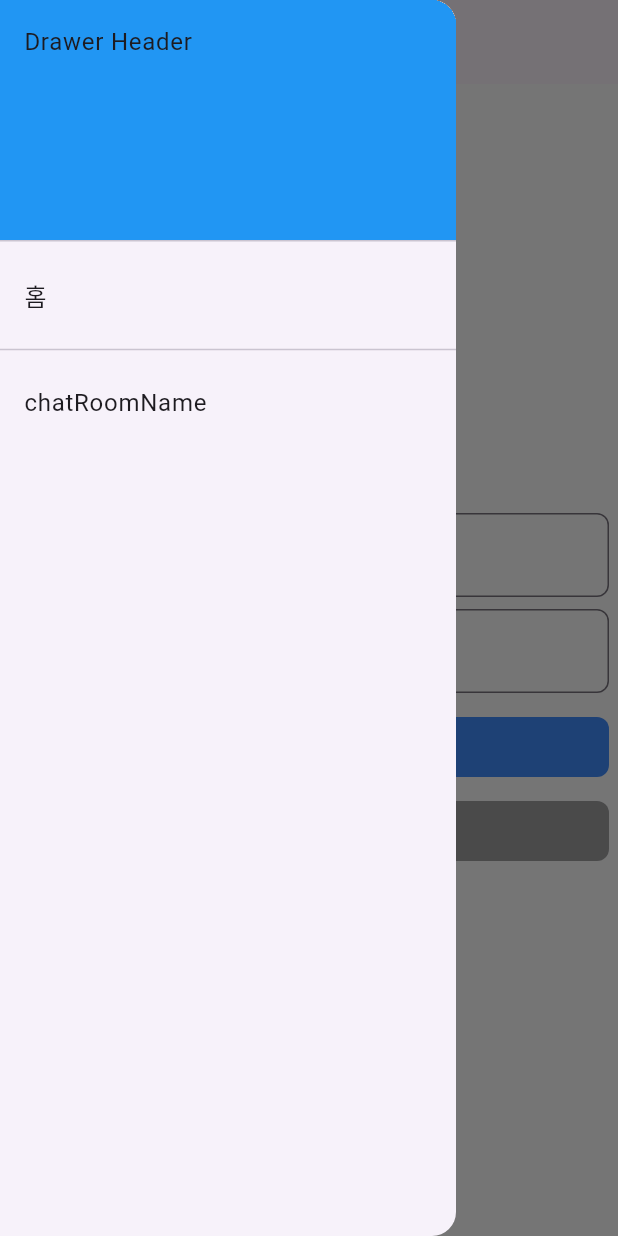
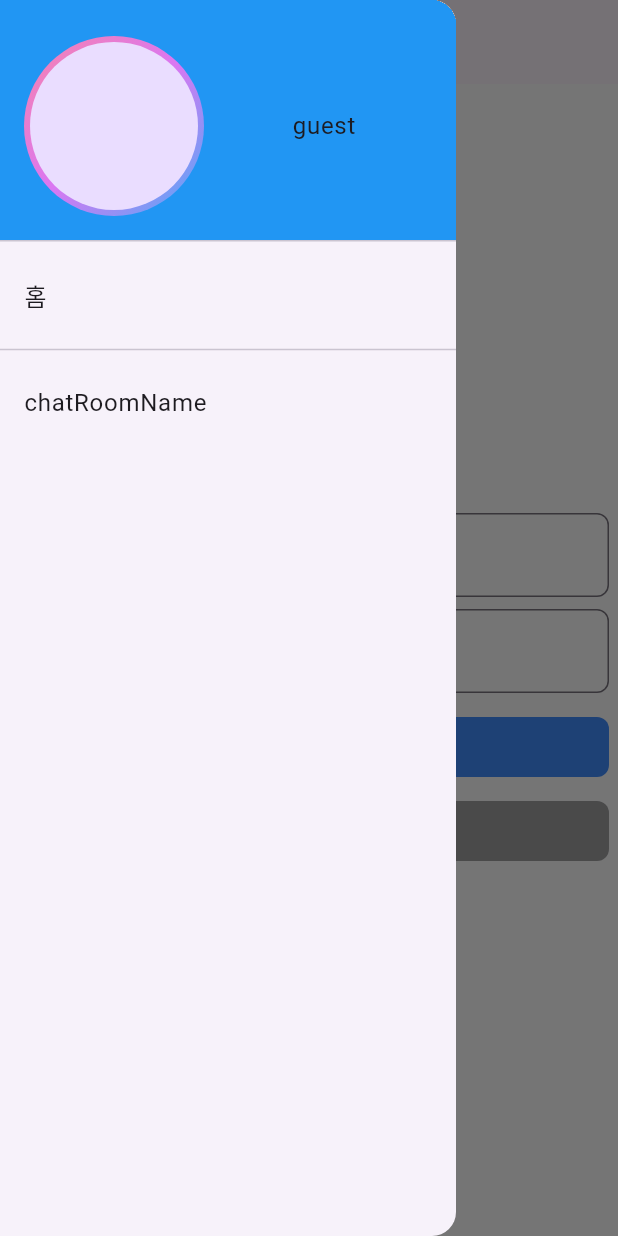
Before and after one commit to 8848man/machat, a Flutter app: the screen it shows after launch, in the side drawer, after a tap on "로그인", on a phone screen of 412 x 824 dp. Run offline on Flutter 3.47's test engine with Material 3 defaults, Android fonts, the light colour scheme and no system bars; our stand-ins replace cloud_firestore, firebase_auth, firebase_core, flutter_riverpod, flutter_screenutil, freezed_annotation and 3 more; accounts and stored records are empty; generated files the repository leaves out were written again.

Commit message:
-- drawer 일부 구현

```diff
--- a/lib/features/chat/lib.dart
+++ b/lib/features/chat/lib.dart
@@ -2,6 +2,7 @@ library mc_chat;
 
 import 'package:flutter/material.dart';
 import 'package:flutter_riverpod/flutter_riverpod.dart';
+import 'package:machat/extensions.dart';
 import 'package:machat/features/common/layouts/lib.dart';
 
 part 'screens/chat.dart';
--- a/lib/features/chat/screens/chat.dart
+++ b/lib/features/chat/screens/chat.dart
@@ -5,11 +5,11 @@ class Chat extends StatelessWidget {
 
   @override
   Widget build(BuildContext context) {
-    return const DefaultLayout(
+    return DefaultLayout(
       child: Column(
         children: [
-          ChatContents(),
-          ChatInput(),
+          const ChatContents().expand(),
+          const ChatInput(),
         ],
       ),
     );
--- a/lib/features/chat/widgets/chat_contents.dart
+++ b/lib/features/chat/widgets/chat_contents.dart
@@ -5,6 +5,6 @@ class ChatContents extends ConsumerWidget {
 
   @override
   Widget build(BuildContext context, WidgetRef ref) {
-    return Expanded(child: Container());
+    return Container();
   }
 }
--- a/lib/features/chat/widgets/chat_input.dart
+++ b/lib/features/chat/widgets/chat_input.dart
@@ -17,9 +17,7 @@ class ChatInput extends ConsumerWidget {
             height: boxDouble,
             color: Colors.red,
           ),
-          Expanded(
-            child: Container(),
-          ),
+          Container().expand(),
           Container(
             width: boxDouble,
             height: boxDouble,
--- a/lib/features/common/models/user_data.dart
+++ b/lib/features/common/models/user_data.dart
@@ -6,9 +6,9 @@ part 'user_data.g.dart';
 @freezed
 class UserData with _$UserData {
   const factory UserData({
-    required String id,
-    required String email,
     required String name,
+    String? id,
+    String? email,
     String? profileUrl,
     String? nationId,
   }) = _UserData;
--- a/lib/features/drawer/lib.dart
+++ b/lib/features/drawer/lib.dart
@@ -2,6 +2,11 @@ library mc_drawer;
 
 import 'package:flutter/material.dart';
 import 'package:flutter_riverpod/flutter_riverpod.dart';
+import 'package:machat/design_system/lib.dart';
+import 'package:machat/extensions.dart';
+import 'package:machat/features/common/models/user_data.dart';
+import 'package:machat/features/drawer/models/drawer_model.dart';
 import 'package:machat/features/drawer/view_models/mc_drawer_view_model.dart';
 
 part './screens/mc_drawer.dart';
+part './widgets/drawer_profile.dart';
--- /dev/null
+++ b/lib/features/drawer/models/drawer_model.dart
@@ -0,0 +1,12 @@
+import 'package:freezed_annotation/freezed_annotation.dart';
+import 'package:machat/features/common/models/user_data.dart';
+
+part 'drawer_model.freezed.dart';
+
+@freezed
+class DrawerModel with _$DrawerModel {
+  const factory DrawerModel({
+    @Default(UserData(name: 'guest')) UserData user,
+    @Default([]) List<String> roomList,
+  }) = _DrawerModel;
+}
--- a/lib/features/drawer/screens/mc_drawer.dart
+++ b/lib/features/drawer/screens/mc_drawer.dart
@@ -14,15 +14,7 @@ class MCDrawer extends ConsumerWidget {
         // Important: Remove any padding from the ListView.
         padding: EdgeInsets.zero,
         children: [
-          GestureDetector(
-            child: const DrawerHeader(
-              decoration: BoxDecoration(
-                color: Colors.blue,
-              ),
-              child: Text('Drawer Header'),
-            ),
-            onTap: () => notifier.goLogin(),
-          ),
+          const DrawerProfile(),
           ListTile(
             title: const Text('홈'),
             onTap: () => notifier.goHome(),
--- a/lib/features/drawer/view_models/mc_drawer_view_model.dart
+++ b/lib/features/drawer/view_models/mc_drawer_view_model.dart
@@ -1,3 +1,7 @@
+import 'package:firebase_auth/firebase_auth.dart';
+import 'package:machat/features/common/models/user_data.dart';
+import 'package:machat/features/drawer/models/drawer_model.dart';
+import 'package:machat/features/drawer/repository/drawer_repository.dart';
 import 'package:machat/router/lib.dart';
 import 'package:riverpod_annotation/riverpod_annotation.dart';
 
@@ -6,10 +10,25 @@ part 'mc_drawer_view_model.g.dart';
 @riverpod
 class MCDrawerViewModel extends _$MCDrawerViewModel {
   @override
-  Future<void> build() async {
-    // final LessonAreaData areaData = await getLessonAreaList();
+  Future<DrawerModel> build() async {
+    final DrawerModel data = await initData();
 
-    // return areaData;
+    return data;
+  }
+
+  Future<DrawerModel> initData() async {
+    final repository = ref.read(drawerRepositoryProvider);
+    final user = FirebaseAuth.instance.currentUser;
+
+    // user 객체가 없을 경우 에러 처리
+    if (user == null) return const DrawerModel();
+
+    // 현재 로그인된 유저 uid로 유저 정보 가져오기
+    final userData = await repository.read(user.uid);
+    // 가져온 유저 정보를 파싱
+    final userProfile = UserData.fromJson(userData);
+
+    return DrawerModel(user: userProfile);
   }
 
   void goHome() {
--- /dev/null
+++ b/lib/features/drawer/widgets/drawer_profile.dart
@@ -0,0 +1,73 @@
+part of '../lib.dart';
+
+class DrawerProfile extends ConsumerWidget {
+  const DrawerProfile({super.key});
+
+  @override
+  Widget build(BuildContext context, WidgetRef ref) {
+    final MCDrawerViewModel notifier =
+        ref.read(mCDrawerViewModelProvider.notifier);
+    final AsyncValue<DrawerModel> state = ref.watch(mCDrawerViewModelProvider);
+
+    return GestureDetector(
+      child: DrawerHeader(
+        decoration: const BoxDecoration(
+          color: Colors.blue,
+        ),
+        child: state.when(
+          data: (data) => boxRow(data),
+          error: (error, stackTrace) => Text(error.toString()),
+          loading: () => const Center(child: CircularProgressIndicator()),
+        ),
+      ),
+      onTap: () => notifier.goLogin(),
+    );
+  }
+
+  Widget boxRow(DrawerModel data) {
+    return Row(
+      children: [
+        gradientAvatar(data.user),
+        MCSpace().horizontalHalfSpace(),
+        profileTextColumn(data.user).expand(),
+      ],
+    );
+  }
+
+  // 프로필 사진
+  Widget gradientAvatar(UserData user) {
+    return Container(
+      height: 120,
+      width: 120,
+      padding: const EdgeInsets.all(4),
+      decoration: BoxDecoration(
+        gradient: const LinearGradient(
+          begin: Alignment.bottomRight,
+          end: Alignment.topLeft,
+          colors: [
+            Color(0xff4dabf7),
+            Color(0xffda77f2),
+            Color(0xfff783ac),
+          ],
+        ),
+        borderRadius: BorderRadius.circular(500),
+      ),
+      child: const CircleAvatar(
+        radius: 250,
+        // backgroundImage: AssetImage("assets/images/person-winter.png"),
+      ),
+    );
+  }
+
+  // 내 정보
+  Widget profileTextColumn(UserData user) {
+    return Column(
+      mainAxisAlignment: MainAxisAlignment.center,
+      crossAxisAlignment: CrossAxisAlignment.center,
+      children: [
+        Text(user.name),
+        if (user.nationId != null) const Text('한국'),
+      ],
+    );
+  }
+}
--- a/lib/features/register/repository/register_repository.dart
+++ b/lib/features/register/repository/register_repository.dart
@@ -1,6 +1,6 @@
 import 'package:cloud_firestore/cloud_firestore.dart';
 import 'package:firebase_auth/firebase_auth.dart';
-import 'package:machat/repository_service/repository_service.dart';
+import 'package:machat/features/common/interfaces/repository_service.dart';
 import 'package:riverpod_annotation/riverpod_annotation.dart';
 
 final registerRepositoryProvider = Provider<RepositoryService>((ref) {
--- a/pubspec.yaml
+++ b/pubspec.yaml
@@ -47,6 +47,7 @@ dependencies:
   freezed_annotation: ^2.4.1
   dio: ^5.7.0
   logger: ^2.0.2+1
+  shared_preferences: 2.3.3
 
   ## UI
   flutter_screenutil: ^5.9.0
```
Also changed, not shown: lib/extensions.dart (added, +94 -0 lines), lib/features/common/caches/shared_prefrences.dart (added, +28 -0 lines), lib/features/common/interfaces/cache_service.dart (added, +7 -0 lines), lib/features/drawer/repository/drawer_repository.dart (added, +52 -0 lines), lib/features/floating_button/screens/mc_floationg_button.dart (added, +46 -0 lines), lib/features/login/view_models/login_view_model.dart (+9 -9 lines), lib/features/common/interfaces/repository_service.dart (renamed from lib/repository_service/repository_service.dart), lib/features/common/models/user_data.freezed.dart, lib/features/common/models/user_data.g.dart, lib/features/drawer/models/drawer_model.freezed.dart (added), lib/features/drawer/view_models/mc_drawer_view_model.g.dart, lib/features/login/view_models/login_view_model.g.dart, pubspec.lock, 1 other file.
